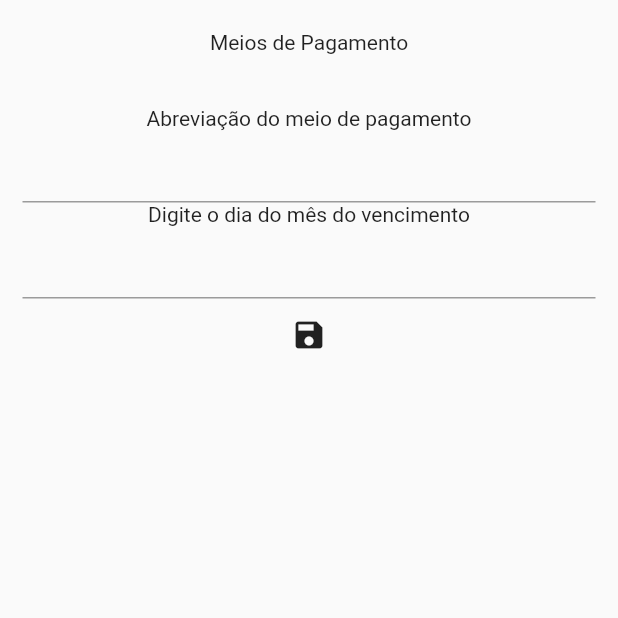
After one commit to albertrein/controle_gastos_flutter, a Flutter app: the ConfigInicial screen opened directly, on a phone screen of 412 x 824 dp, the top half of it. The commit adds this screen. Run offline on Flutter 3.47's test engine with Material 2 defaults, Android fonts, the phone set to English and light mode, and no system bars; our stand-ins replace sqflite; accounts and stored records are empty.

Commit message:
Página para configuração inicial.

```diff
--- /dev/null
+++ b/lib/pages/config_inicial/config_inicial_page.dart
@@ -0,0 +1,58 @@
+import 'package:flutter/cupertino.dart';
+import 'package:flutter/material.dart';
+
+class ConfigInicial extends StatefulWidget{
+  @override
+  State<StatefulWidget> createState() => _ConfigInicialState();
+
+}
+
+class _ConfigInicialState extends State<ConfigInicial>{
+  final _formKey = GlobalKey<FormState>();
+  @override
+  Widget build(BuildContext context) {
+    return Scaffold(
+      body: Column(
+        children: [
+          Padding(
+            padding: EdgeInsets.all(20),
+            child: const Text('Meios de Pagamento'),
+          ),
+          Padding(
+            padding: EdgeInsets.all(15),
+            child: Form(
+              key: _formKey,
+              child: Column(
+                children: [
+                  const Text('Abreviação do meio de pagamento'),
+                  TextFormField(
+                    validator: (meioPagementoValue){
+
+                    },
+                  ),
+                  const Text('Digite o dia do mês do vencimento'),
+                  TextFormField(
+                    keyboardType: TextInputType.number,
+                    validator: (dtVencimentoValue){},
+                  ),
+                  MaterialButton(
+                    child: const Icon(Icons.save) ,
+                    onPressed: (){
+                      if (_formKey.currentState!.validate()) {
+                        //Adiciona dados
+                        ScaffoldMessenger.of(context).showSnackBar(
+                          const SnackBar(content: Text('Processing Data')),
+                        );
+                      }
+                    }
+                  )
+                ],
+              ),
+            ),
+          )
+        ],
+      )
+    );
+  }
+
+}
--- a/lib/pages/consumacao/listagem_consumos.dart
+++ b/lib/pages/consumacao/listagem_consumos.dart
@@ -15,8 +15,6 @@ class _ConsumacaoPageContent extends State<ConsumacaoPage> {
 
   @override
   Widget build(BuildContext context) {
-    print('Saida >>>>>');
-    print(gastosHelper.dados!['consumacao'][0]['gasto']);
     return Scaffold(
       appBar: AppBar(
         title: Text("Consumos"),
```
